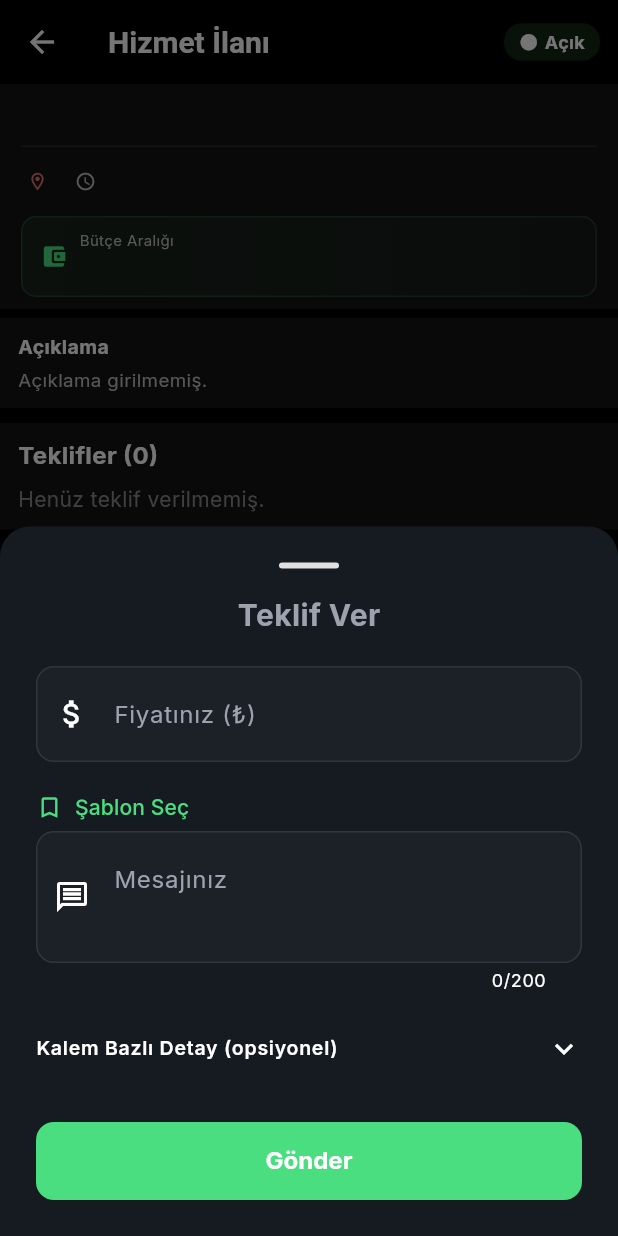
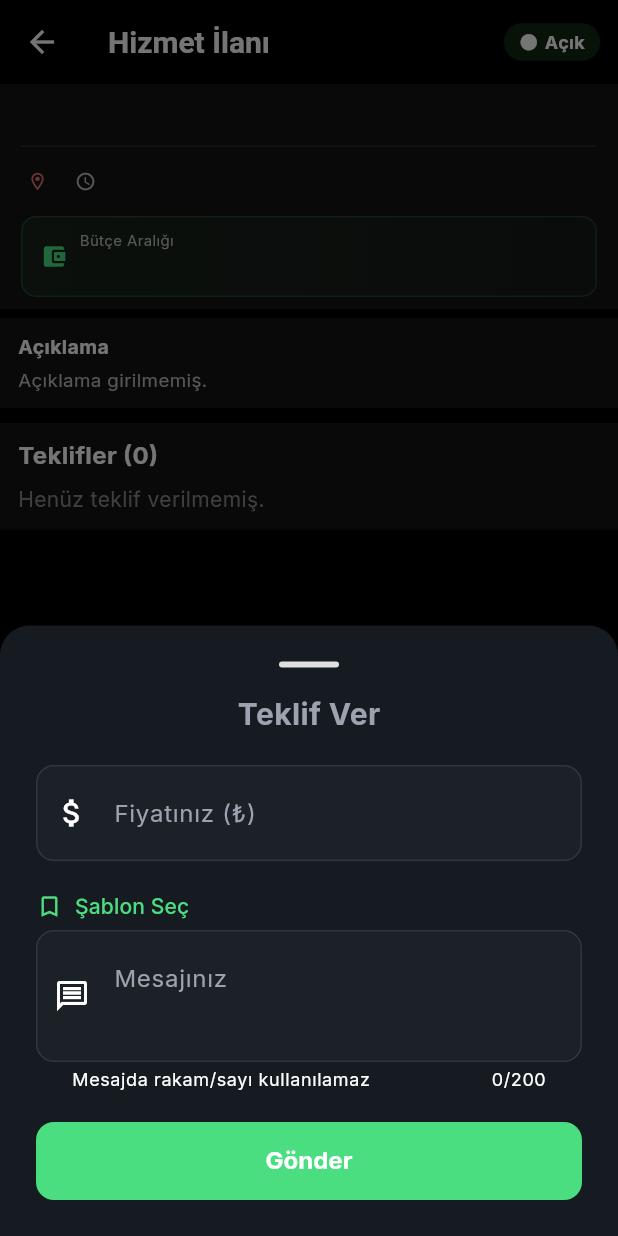
Before and after one commit to omeracet-ai/yapgitsinv2, a Flutter app: the JobDetailScreen screen opened directly with empty values, after a tap on "Teklif Ver", on a phone screen of 412 x 824 dp. Run offline on Flutter 3.47's test engine with Material 3 defaults, Android fonts, the phone set to English and light mode, and no system bars; our stand-ins replace cached_network_image, chewie, device_info_plus, dio, equatable, file_picker and 26 more; missing offline and left inert: mobile_scanner, record; accounts and stored records are empty; network calls fail.

Commit message:
feat(phase-447): hatalar.txt #7 — teklif metni rakam yasak + 'Kalem Bazlı Detay' gizlendi
Teklif TextField'a FilteringTextInputFormatter ile rakam (0-9) yasağı
eklendi + helperText uyarısı. 'Kalem Bazlı Detay (opsiyonel)' expansion
yorum satırına alındı (kullanıcı isteği, kod korunuyor).

Co-Authored-By: Claude Opus 4.7 <noreply@anthropic.com>

```diff
--- a/hizmet_app/lib/features/jobs/presentation/screens/job_detail_screen.dart
+++ b/hizmet_app/lib/features/jobs/presentation/screens/job_detail_screen.dart
@@ -2183,29 +2183,37 @@ class _BidSheetState extends State<_BidSheet> {
             controller: widget.msgCtrl,
             maxLines: 2,
             maxLength: 200,
+            // Phase 447 (hatalar.txt #7) — Teklif metninde rakam/sayı yasak.
+            inputFormatters: [
+              FilteringTextInputFormatter.deny(RegExp(r'[0-9]')),
+            ],
             decoration: InputDecoration(
                 labelText: widget.msgLabel,
                 prefixIcon: const Icon(Icons.message_outlined),
                 alignLabelWithHint: true,
+                helperText: 'Mesajda rakam/sayı kullanılamaz',
                 filled: true),
           ),
-          if (widget.showLineItems) ...[
-            const SizedBox(height: 8),
-            Theme(
-              data: Theme.of(context).copyWith(dividerColor: Colors.transparent),
-              child: ExpansionTile(
-                tilePadding: EdgeInsets.zero,
-                childrenPadding: const EdgeInsets.only(bottom: 8),
-                title: const Text('Kalem Bazlı Detay (opsiyonel)',
-                    style: TextStyle(fontSize: 13, fontWeight: FontWeight.w600)),
-                children: [
-                  OfferLineItemsEditor(
-                    onChanged: widget.onLineItemsChanged ?? (_) {},
-                  ),
-                ],
-              ),
-            ),
-          ],
+          // Phase 447 (hatalar.txt #7) — "Kalem Bazlı Detay" gizlendi
+          // (kullanıcı isteği). Widget kullanımı yorum satırına alındı, kod
+          // korunuyor — gelecekte tekrar açılabilir.
+          // if (widget.showLineItems) ...[
+          //   const SizedBox(height: 8),
+          //   Theme(
+          //     data: Theme.of(context).copyWith(dividerColor: Colors.transparent),
+          //     child: ExpansionTile(
+          //       tilePadding: EdgeInsets.zero,
+          //       childrenPadding: const EdgeInsets.only(bottom: 8),
+          //       title: const Text('Kalem Bazlı Detay (opsiyonel)',
+          //           style: TextStyle(fontSize: 13, fontWeight: FontWeight.w600)),
+          //       children: [
+          //         OfferLineItemsEditor(
+          //           onChanged: widget.onLineItemsChanged ?? (_) {},
+          //         ),
+          //       ],
+          //     ),
+          //   ),
+          // ],
           // Phase 316 — Önerilen tarih/saat: ilan flexible/urgent ise görünür.
           if (widget.showSchedulePicker) ...[
             const SizedBox(height: 12),
```
